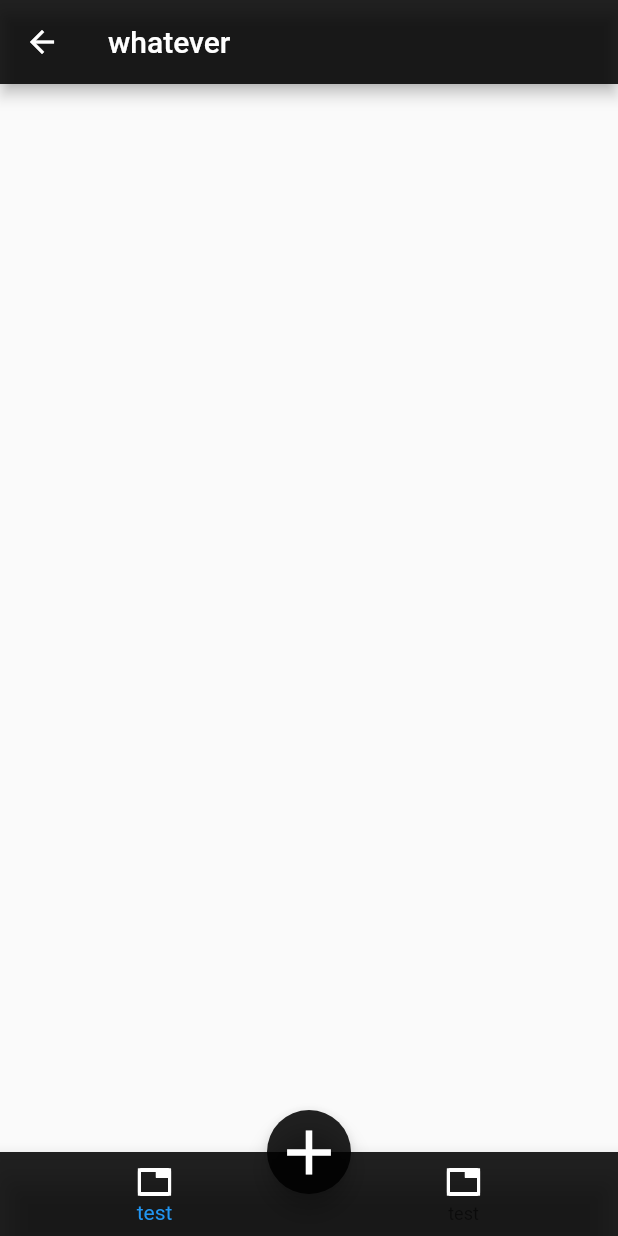
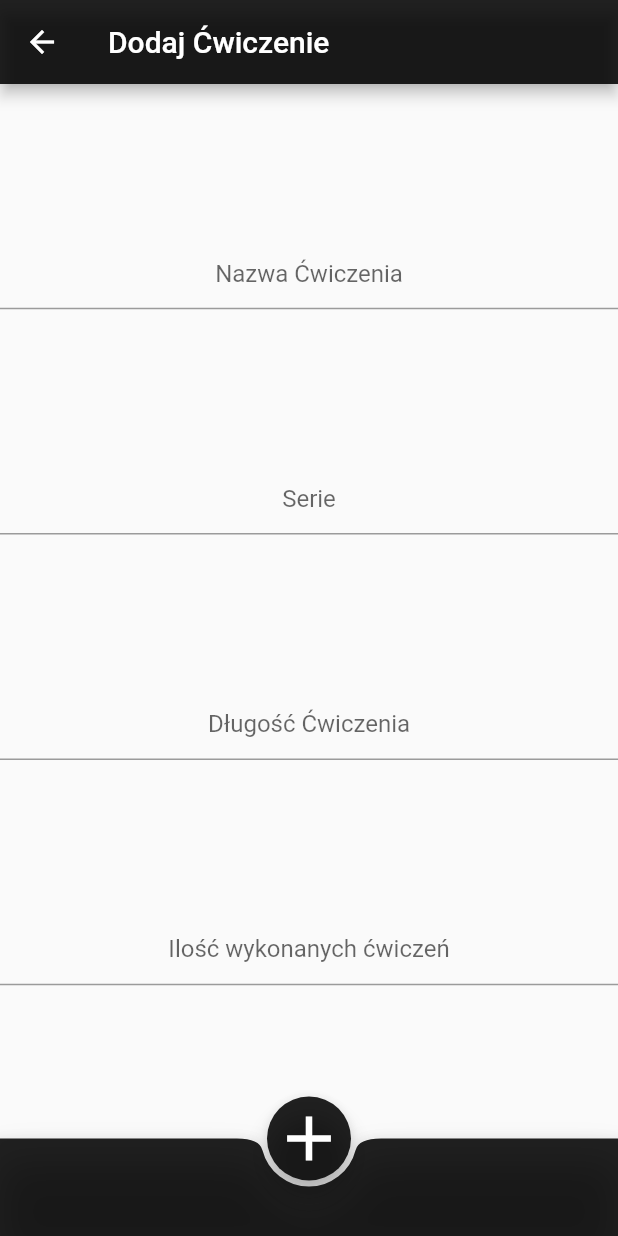
Before and after one commit to Czerwcuuu/TrainApp, a Flutter app: the Home screen opened directly, after a tap on the "add" icon, on a phone screen of 412 x 824 dp. Run offline on Flutter 3.47's test engine with Material 2 defaults, Android fonts, the phone set to English and light mode, and no system bars; our stand-ins replace fluttertoast; missing offline and left inert: shared_preferences_web; accounts and stored records are empty; network calls fail.

Commit message:
added new training tab

```diff
--- a/lib/main.dart
+++ b/lib/main.dart
@@ -12,7 +12,7 @@ class MyApp extends StatelessWidget {
   Widget build(BuildContext context) {
     return MaterialApp(
       // Application name
-      title: 'Flutter Hello World',
+      title: 'TrainApp',
       // Application theme data, you can set the colors for the application as
       // you want
       theme: ThemeData(
@@ -24,6 +24,7 @@ class MyApp extends StatelessWidget {
   }
 }
 
+//strona główna (logowanie)
 class MyHomePage extends StatelessWidget {
   final String title;
 
@@ -37,12 +38,15 @@ class MyHomePage extends StatelessWidget {
         title: Text(title),
         centerTitle: true,
         backgroundColor: Colors.black87,
+        automaticallyImplyLeading: false,
       ),
       body: SafeArea(child: LoginForm()),
     );
   }
 }
+//
 
+//lista treningów (wpisy)
 class Trainings {
   final String id;
   final String name, time;
@@ -138,7 +142,9 @@ Future<List<Trainings>> downloadJSON() async {
   } else
     throw Exception('Nie można pobrać danych json.');
 }
+//
 
+// Szczegóły Ćwiczeń
 class SecondScreen extends StatefulWidget {
   final Trainings value;
 
@@ -152,7 +158,11 @@ class _SecondScreenState extends State<SecondScreen> {
   @override
   Widget build(BuildContext context) {
     return new Scaffold(
-      appBar: new AppBar(title: new Text('Szczegóły')),
+      appBar: new AppBar(
+        title: new Text('Szczegóły'),
+        centerTitle: true,
+        backgroundColor: Colors.black87,
+      ),
       body: new Container(
         child: new Center(
           child: Column(
@@ -193,6 +203,7 @@ class _SecondScreenState extends State<SecondScreen> {
     );
   }
 }
+//
 
 class Home extends StatefulWidget {
   // ignore: non_constant_identifier_names
@@ -200,7 +211,7 @@ class Home extends StatefulWidget {
   AnalizePage createState() => AnalizePage();
 }
 
-//Strona analiz
+//Strona analiz/wpisów
 class AnalizePage extends State<Home> {
   int _currentIndex = 0;
 
@@ -234,9 +245,25 @@ class AnalizePage extends State<Home> {
     return Scaffold(
       //body:
       appBar: AppBar(
-        title: Text("whatever"),
-        backgroundColor: Colors.black87,
-      ),
+          automaticallyImplyLeading: false,
+          title: Text("Witaj w TrainApp!"),
+          centerTitle: true,
+          backgroundColor: Colors.black87,
+          leading: FloatingActionButton(
+              heroTag: "LogoutButton",
+              tooltip: 'Wyloguj',
+              backgroundColor: Colors.black87,
+              onPressed: () => {
+                    Navigator.push(
+                      context,
+                      MaterialPageRoute(
+                        builder: (context) => MyHomePage(title: 'TrainApp'),
+                      ),
+                    ),
+                  },
+              child: Icon(
+                Icons.backspace,
+              ))),
 
       body: tabs[_currentIndex],
 
@@ -249,7 +276,7 @@ class AnalizePage extends State<Home> {
               Icons.tab_sharp,
               color: Colors.white,
             ),
-            label: 'test',
+            label: 'Analiza',
             backgroundColor: Colors.yellow,
           ),
           BottomNavigationBarItem(
@@ -257,7 +284,7 @@ class AnalizePage extends State<Home> {
               Icons.tab_sharp,
               color: Colors.white,
             ),
-            label: 'test',
+            label: 'Wpisy',
             backgroundColor: Colors.red,
           ),
         ],
@@ -269,9 +296,17 @@ class AnalizePage extends State<Home> {
       ),
 
       floatingActionButton: FloatingActionButton(
+        heroTag: "AddTrainingButton",
         backgroundColor: Colors.black87,
-        onPressed: () {},
-        tooltip: 'Zaloguj',
+        onPressed: () => {
+          Navigator.push(
+            context,
+            MaterialPageRoute(
+              builder: (context) => CreateNewTraining(),
+            ),
+          ),
+        },
+        tooltip: 'Nowy Wpis',
         child: Icon(Icons.add, size: 50),
       ),
 
@@ -279,9 +314,165 @@ class AnalizePage extends State<Home> {
     );
   }
 }
+//
+
+//Dodawanie nowego treningu
+class CreateNewTraining extends StatefulWidget {
+  @override
+  CreateNewTrainingStatement createState() {
+    return CreateNewTrainingStatement();
+  }
+}
+
+class CreateNewTrainingStatement extends State<CreateNewTraining> {
+  final _formKey = GlobalKey<FormState>();
+  TextEditingController name = new TextEditingController();
+  TextEditingController attemps = new TextEditingController();
+  TextEditingController time = new TextEditingController();
+  TextEditingController amount = new TextEditingController();
+  FToast fToast;
+
+  //initialize FlutterToast
+  @override
+  void initState() {
+    super.initState();
+    fToast = FToast();
+    fToast.init(context);
+  }
+
+  //login
+  Future add() async {
+    var url = "http://127.0.0.1/train_app_login/train_app_newTraining.php";
+    var response = await http.post(url, body: {
+      "id": LoginFormStatement.userId.toString(),
+      "name": name.text,
+      "time": time.text,
+      "attemps": attemps.text,
+      "amount": amount.text,
+    });
+
+    print(name.text);
+    print(time.text);
+    print(attemps.text);
+    print(amount.text);
+    print(LoginFormStatement.userId.toString());
+    var data;
+    if (response.body.isNotEmpty) {
+      data = json.decode(response.body);
+    }
+    if (data == "error") {
+      fToast.showToast(
+          child: Text('Wystąpił Błąd',
+              style: TextStyle(fontSize: 25, color: Colors.red)));
+    } else {
+      fToast.showToast(
+          child: Text(
+        'Dodano Nowy Wpis',
+        style: TextStyle(fontSize: 25, color: Colors.green),
+      ));
+      Navigator.push(
+        context,
+        MaterialPageRoute(
+          builder: (context) => Home(),
+        ),
+      );
+    }
+  }
+
+  //login form
+  @override
+  Widget build(BuildContext context) {
+    return Scaffold(
+      appBar: AppBar(
+        title: Text("Dodaj Ćwiczenie"),
+        backgroundColor: Colors.black87,
+      ),
+      body: Container(
+        child: Form(
+          key: _formKey,
+          child: Column(
+            mainAxisAlignment: MainAxisAlignment.spaceEvenly,
+            children: <Widget>[
+              //Nazwa
+              TextFormField(
+                controller: name,
+                textAlign: TextAlign.center,
+                validator: (value) {
+                  if (value.isEmpty) {
+                    return 'Nazwa ćwiczenia nie została wprowadzona!';
+                  }
+                  return null;
+                },
+                decoration: InputDecoration(
+                  hintText: 'Nazwa Ćwiczenia',
+                ),
+              ),
+              //Serie
+              TextFormField(
+                controller: attemps,
+                textAlign: TextAlign.center,
+                validator: (value) {
+                  if (value.isEmpty) {
+                    return 'Ilość serii nie została wprowadzona!';
+                  }
+                  return null;
+                },
+                decoration: InputDecoration(
+                  hintText: 'Serie',
+                ),
+              ),
+              //Czas ćwiczenia
+              TextFormField(
+                controller: time,
+                textAlign: TextAlign.center,
+                validator: (value) {
+                  if (value.isEmpty) {
+                    return 'Długośc ćwiczenia nie została wprowadzona!';
+                  }
+                  return null;
+                },
+                decoration: InputDecoration(
+                  hintText: 'Długość Ćwiczenia',
+                ),
+              ),
+              //Ilość wykonanych ćwiczeń
+              TextFormField(
+                controller: amount,
+                textAlign: TextAlign.center,
+                validator: (value) {
+                  if (value.isEmpty) {
+                    return 'Ilość wykonywanych ćwiczeń nie została wprowadzona!';
+                  }
+                  return null;
+                },
+                decoration: InputDecoration(
+                  hintText: 'Ilość wykonanych ćwiczeń',
+                ),
+              ),
+            ],
+          ),
+        ),
+      ),
+      bottomNavigationBar: BottomAppBar(
+        shape: const CircularNotchedRectangle(),
+        color: Colors.black87,
+        child: Container(
+          height: 65.0,
+        ),
+      ),
+      floatingActionButton: FloatingActionButton(
+        backgroundColor: Colors.black87,
+        onPressed: () => add(),
+        tooltip: 'Dodaj',
+        child: Icon(Icons.add, size: 50),
+      ),
+      floatingActionButtonLocation: FloatingActionButtonLocation.centerDocked,
+    );
+  }
+}
+//
 
 //Logowanie
-
 class LoginForm extends StatefulWidget {
   @override
   LoginFormStatement createState() {
@@ -317,11 +508,6 @@ class LoginFormStatement extends State<LoginForm> {
     if (id > 0) {
       //print(id);
       userId = id;
-      fToast.showToast(
-          child: Text(
-        'Logowanie powiodło się',
-        style: TextStyle(fontSize: 25, color: Colors.green),
-      ));
       Navigator.push(
         context,
         MaterialPageRoute(
@@ -393,3 +579,4 @@ class LoginFormStatement extends State<LoginForm> {
     );
   }
 }
+//
```
Also changed, not shown: 1 other file.
